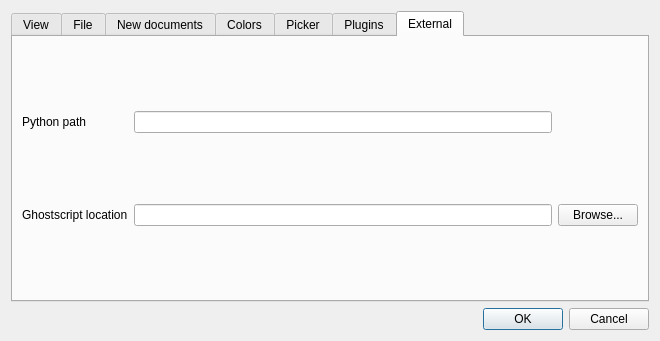
Above: ui/preferences.ui from veusz/veusz before the change. Below: the same form after it.
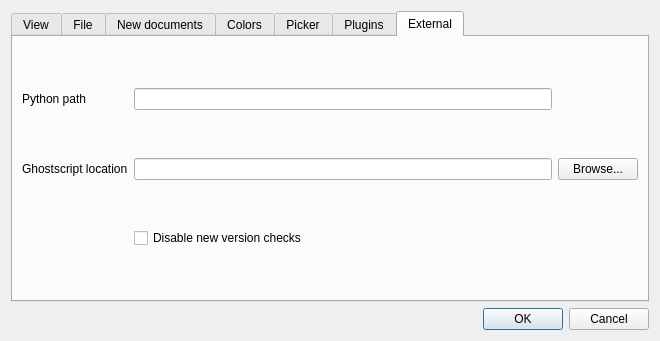
That is the form after the change. The open tabs and pages were chosen to show the change.

```diff
--- a/ui/preferences.ui
+++ b/ui/preferences.ui
@@ -423,6 +423,13 @@
          </property>
         </widget>
        </item>
+       <item row="2" column="1">
+        <widget class="QCheckBox" name="externalNewVerCheck">
+         <property name="text">
+          <string>Disable new version checks</string>
+         </property>
+        </widget>
+       </item>
       </layout>
      </widget>
     </widget>
```
Left out of the diff: 4 changed lines with no effect on the pictures.
